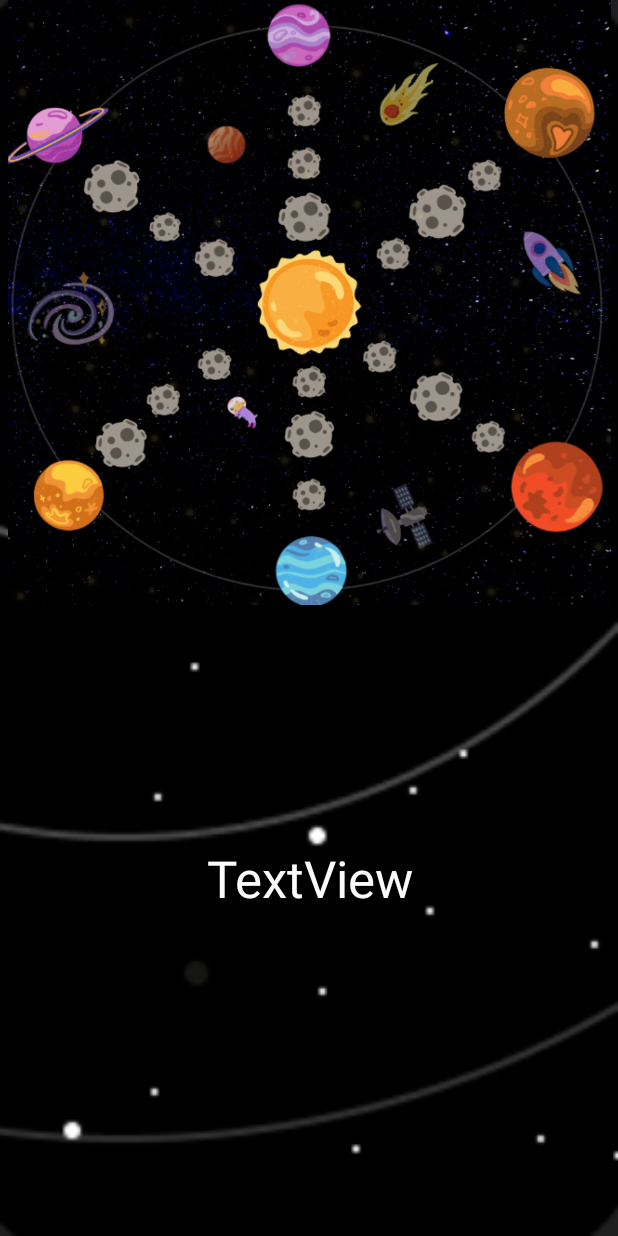
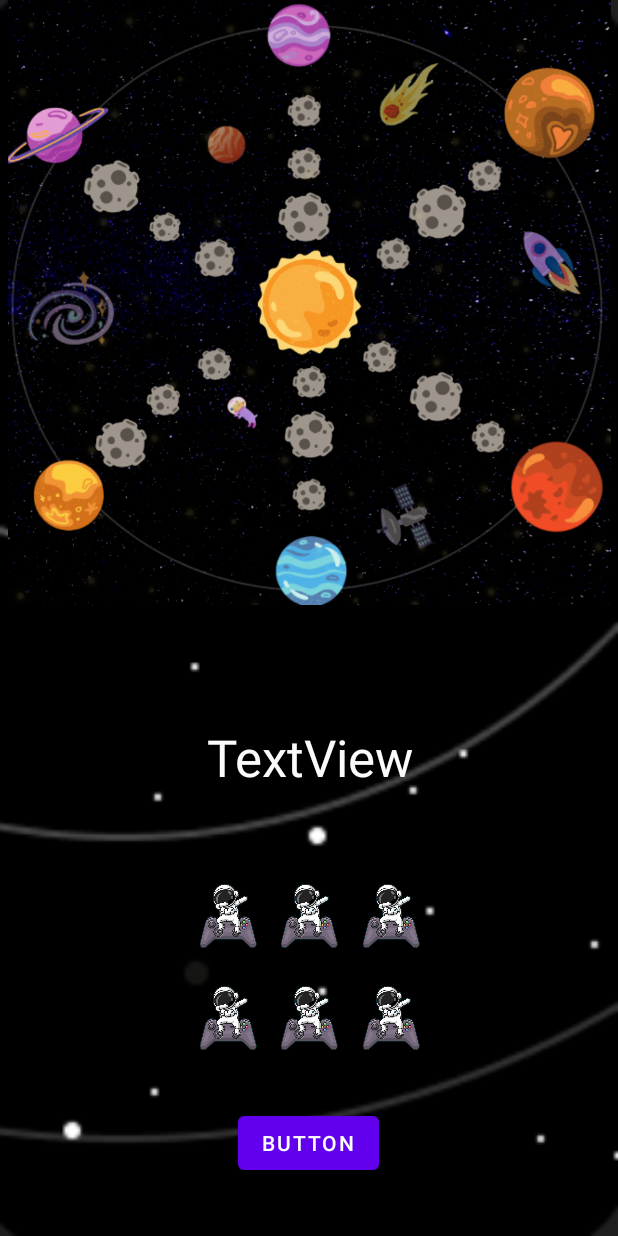
Before and after one commit to dnsue01/Espacia2, an Android app: the layout activity_mapa.xml on its own in the app's theme, with its tools: preview values and no code run, on a phone screen of 412 x 824 dp. Run offline under Robolectric (Android 15) with nearby library versions, the phone set to English and light mode, and no system bars.

```diff
--- a/app/src/main/res/layout/activity_mapa.xml
+++ b/app/src/main/res/layout/activity_mapa.xml
@@ -32,6 +32,90 @@
         app:layout_constraintEnd_toEndOf="parent"
         app:layout_constraintStart_toStartOf="parent"
         app:layout_constraintTop_toTopOf="parent"
-        app:layout_constraintVertical_bias="0.758" />
+        app:layout_constraintVertical_bias="0.649" />
+
+    <ImageView
+        android:id="@+id/imageView14"
+        android:layout_width="54dp"
+        android:layout_height="60dp"
+        app:layout_constraintBottom_toBottomOf="parent"
+        app:layout_constraintEnd_toEndOf="parent"
+        app:layout_constraintHorizontal_bias="0.498"
+        app:layout_constraintStart_toStartOf="parent"
+        app:layout_constraintTop_toTopOf="parent"
+        app:layout_constraintVertical_bias="0.76"
+        app:srcCompat="@drawable/entretenimiento" />
+
+    <ImageView
+        android:id="@+id/imageView18"
+        android:layout_width="54dp"
+        android:layout_height="60dp"
+        app:layout_constraintBottom_toBottomOf="parent"
+        app:layout_constraintEnd_toEndOf="parent"
+        app:layout_constraintHorizontal_bias="0.649"
+        app:layout_constraintStart_toStartOf="parent"
+        app:layout_constraintTop_toTopOf="parent"
+        app:layout_constraintVertical_bias="0.849"
+        app:srcCompat="@drawable/entretenimiento" />
+
+    <ImageView
+        android:id="@+id/imageView15"
+        android:layout_width="54dp"
+        android:layout_height="60dp"
+        app:layout_constraintBottom_toBottomOf="parent"
+        app:layout_constraintEnd_toEndOf="parent"
+        app:layout_constraintHorizontal_bias="0.649"
+        app:layout_constraintStart_toStartOf="parent"
+        app:layout_constraintTop_toTopOf="parent"
+        app:layout_constraintVertical_bias="0.76"
+        app:srcCompat="@drawable/entretenimiento" />
+
+    <ImageView
+        android:id="@+id/imageView17"
+        android:layout_width="54dp"
+        android:layout_height="60dp"
+        app:layout_constraintBottom_toBottomOf="parent"
+        app:layout_constraintEnd_toEndOf="parent"
+        app:layout_constraintHorizontal_bias="0.347"
+        app:layout_constraintStart_toStartOf="parent"
+        app:layout_constraintTop_toTopOf="parent"
+        app:layout_constraintVertical_bias="0.849"
+        app:srcCompat="@drawable/entretenimiento" />
+
+    <ImageView
+        android:id="@+id/imageView16"
+        android:layout_width="54dp"
+        android:layout_height="60dp"
+        app:layout_constraintBottom_toBottomOf="parent"
+        app:layout_constraintEnd_toEndOf="parent"
+        app:layout_constraintHorizontal_bias="0.498"
+        app:layout_constraintStart_toStartOf="parent"
+        app:layout_constraintTop_toTopOf="parent"
+        app:layout_constraintVertical_bias="0.849"
+        app:srcCompat="@drawable/entretenimiento" />
+
+    <ImageView
+        android:id="@+id/imageView11"
+        android:layout_width="54dp"
+        android:layout_height="60dp"
+        app:layout_constraintBottom_toBottomOf="parent"
+        app:layout_constraintEnd_toEndOf="parent"
+        app:layout_constraintHorizontal_bias="0.347"
+        app:layout_constraintStart_toStartOf="parent"
+        app:layout_constraintTop_toTopOf="parent"
+        app:layout_constraintVertical_bias="0.76"
+        app:srcCompat="@drawable/entretenimiento" />
+
+    <Button
+        android:id="@+id/button2"
+        android:layout_width="wrap_content"
+        android:layout_height="wrap_content"
+        android:text="Button"
+        app:layout_constraintBottom_toBottomOf="parent"
+        app:layout_constraintEnd_toEndOf="parent"
+        app:layout_constraintHorizontal_bias="0.498"
+        app:layout_constraintStart_toStartOf="parent"
+        app:layout_constraintTop_toTopOf="parent"
+        app:layout_constraintVertical_bias="0.951" />
 
 </androidx.constraintlayout.widget.ConstraintLayout>
```
